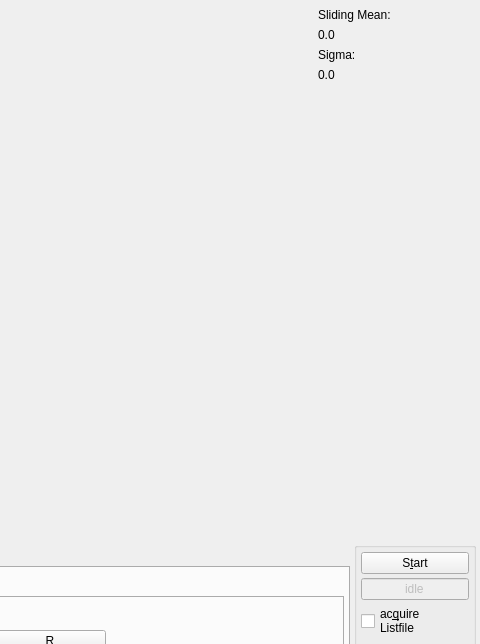
First picture: the form in src/mainwidget.ui, repository flueke/mesydaq2, before the edit; both pictures show x 768 to 1248 and y 0 to 644 of the 1248 by 832 pixel window.
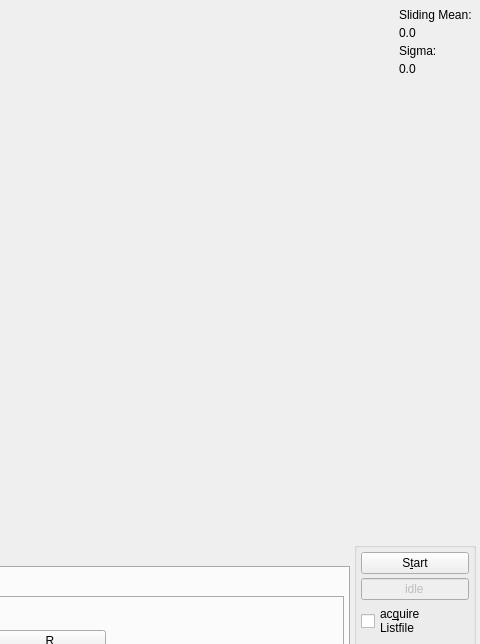
Second picture: the form after the edit.

Commit message: ui: allow the plot to adjust its size and scale the pixmap accordingly

The edit to the form file:
```diff
--- a/src/mainwidget.ui
+++ b/src/mainwidget.ui
@@ -34,7 +34,7 @@
    </property>
    <item row="0" column="0">
     <widget class="QFrame" name="mainFrame">
-     <layout class="QGridLayout" name="gridLayout_7" columnstretch="9,1">
+     <layout class="QGridLayout" name="gridLayout_7" columnstretch="100,1">
       <property name="leftMargin">
        <number>4</number>
       </property>
@@ -52,24 +52,12 @@
       </property>
       <item row="0" column="0">
        <widget class="QFrame" name="dataFrame">
-        <property name="sizePolicy">
-         <sizepolicy hsizetype="Ignored" vsizetype="Ignored">
-          <horstretch>0</horstretch>
-          <verstretch>0</verstretch>
-         </sizepolicy>
-        </property>
         <property name="minimumSize">
          <size>
           <width>1074</width>
           <height>520</height>
          </size>
         </property>
-        <property name="maximumSize">
-         <size>
-          <width>1074</width>
-          <height>520</height>
-         </size>
-        </property>
         <layout class="QVBoxLayout" name="verticalLayout">
          <property name="leftMargin">
           <number>0</number>
@@ -85,12 +73,6 @@
          </property>
          <item>
           <widget class="QLabel" name="dataPixmapLabel">
-           <property name="sizePolicy">
-            <sizepolicy hsizetype="Preferred" vsizetype="Preferred">
-             <horstretch>0</horstretch>
-             <verstretch>0</verstretch>
-            </sizepolicy>
-           </property>
            <property name="text">
             <string/>
            </property>
@@ -101,6 +83,9 @@
       </item>
       <item row="0" column="1">
        <layout class="QVBoxLayout" name="verticalLayout_5">
+        <property name="spacing">
+         <number>4</number>
+        </property>
         <item>
          <widget class="QLabel" name="textLabel1_5">
           <property name="text">
```
The commit also changes 1 other file.
